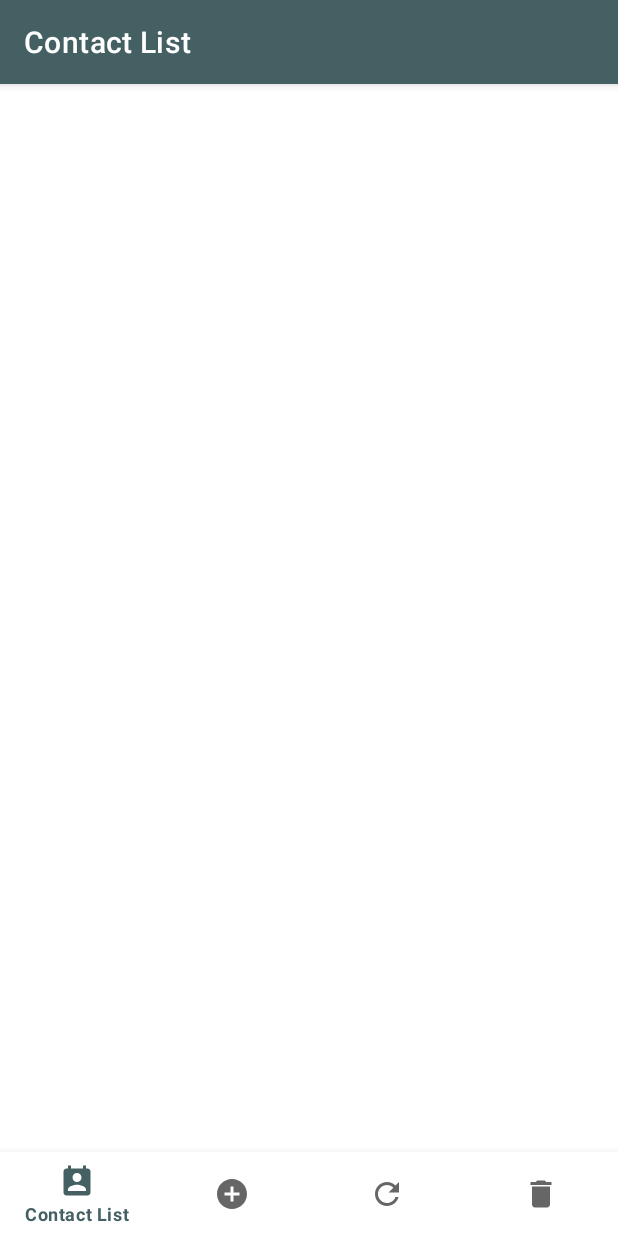
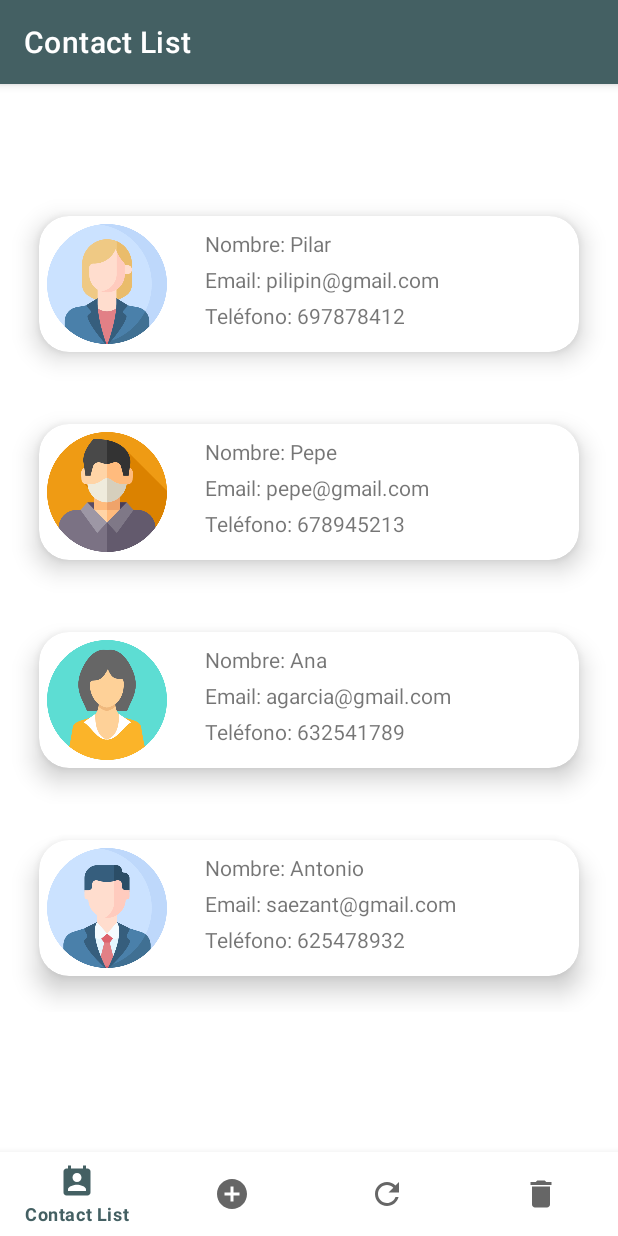
Before and after one commit to Memi1990/Agenda, an Android app: the screen it shows after launch (MainActivity), on a phone screen of 412 x 824 dp. Run offline under Robolectric (Android 15) with nearby library versions, the phone set to English and light mode, and no system bars; our stand-ins replace navigation-ui.

Commit message:
commit recycler view

```diff
--- /dev/null
+++ b/app/src/main/java/com/example/agenda/ContactData.kt
@@ -0,0 +1,9 @@
+package com.example.agenda
+
+data class ContactData(
+    val name:String,
+    val surname:String,
+    val email:String,
+    val phone:String,
+    val picture:Int,
+){}
--- /dev/null
+++ b/app/src/main/java/com/example/agenda/ContactProvider.kt
@@ -0,0 +1,36 @@
+package com.example.agenda
+
+class ContactProvider {
+    companion object{
+        val contactList = listOf<ContactData>(
+            ContactData(
+                "Pilar",
+                "Pina",
+                "pilipin@gmail.com",
+                "697878412",
+                R.drawable.profile2
+            ),
+            ContactData(
+                "Pepe",
+                "González",
+                "pepe@gmail.com",
+                "678945213",
+                R.drawable.man
+            ),
+            ContactData(
+                "Ana",
+                "García",
+                "agarcia@gmail.com",
+                "632541789",
+                R.drawable.girl
+            ),
+            ContactData(
+                "Antonio",
+                "Saez",
+                "saezant@gmail.com",
+                "625478932",
+                R.drawable.profile1
+            )
+        )
+    }
+}
--- /dev/null
+++ b/app/src/main/java/com/example/agenda/adapter/ContactViewHolder.kt
@@ -0,0 +1,17 @@
+package com.example.agenda.adapter
+
+import android.view.View
+import androidx.recyclerview.widget.RecyclerView
+import com.example.agenda.ContactData
+import com.example.agenda.databinding.ActivityMainBinding.bind
+import com.example.agenda.databinding.RecylcerListBinding
+
+class ContactViewHolder (view: View): RecyclerView.ViewHolder(view) {
+    val b = RecylcerListBinding.bind(view)
+    fun render(contactModel: ContactData){
+        b.tvListName.text = "Nombre: "+contactModel.name
+        b.tvListEmail.text = "Email: "+contactModel.email
+        b.tvListPhone.text = "Teléfono: "+contactModel.phone
+        b.ivContact.setImageResource(contactModel.picture)
+    }
+}
--- /dev/null
+++ b/app/src/main/java/com/example/agenda/adapter/CotactAdapter.kt
@@ -0,0 +1,22 @@
+package com.example.agenda.adapter
+
+import android.view.LayoutInflater
+import android.view.ViewGroup
+import androidx.recyclerview.widget.RecyclerView
+import com.example.agenda.ContactData
+import com.example.agenda.ContactProvider.Companion.contactList
+import com.example.agenda.R
+
+class CotactAdapter(private val dogList:List<ContactData>): RecyclerView.Adapter<ContactViewHolder>() {
+    override fun onCreateViewHolder(parent: ViewGroup, viewType: Int): ContactViewHolder{
+        val layoutInflater = LayoutInflater.from(parent.context)
+        return ContactViewHolder(layoutInflater.inflate(R.layout.recylcer_list, parent,false))
+    }
+    override fun onBindViewHolder(holder: ContactViewHolder, position: Int) {
+        val item = contactList[position]
+        holder.render(item)
+    }
+
+    override fun getItemCount(): Int = contactList.size
+
+}
--- a/app/src/main/java/com/example/agenda/ui/list/ListFragment.kt
+++ b/app/src/main/java/com/example/agenda/ui/list/ListFragment.kt
@@ -7,6 +7,10 @@ import android.view.ViewGroup
 import android.widget.TextView
 import androidx.fragment.app.Fragment
 import androidx.lifecycle.ViewModelProvider
+import androidx.recyclerview.widget.DividerItemDecoration
+import androidx.recyclerview.widget.LinearLayoutManager
+import com.example.agenda.ContactProvider
+import com.example.agenda.adapter.CotactAdapter
 import com.example.agenda.databinding.FragmentListBinding
 
 class ListFragment : Fragment() {
@@ -26,13 +30,16 @@ class ListFragment : Fragment() {
             ViewModelProvider(this).get(ListViewModel::class.java)
 
         _binding = FragmentListBinding.inflate(inflater, container, false)
-        val root: View = binding.root
-
-        val textView: TextView = binding.textHome
-        listViewModel.text.observe(viewLifecycleOwner) {
-            textView.text = it
-        }
-        return root
+        initRecyclerView()
+         return binding.root
+    }
+    fun initRecyclerView(){
+        val manager = LinearLayoutManager(context)
+        val decoration = DividerItemDecoration(context, manager.orientation)
+        binding.rvContactList.layoutManager = manager
+//        b.recyclerDog.addItemDecoration(decoration)
+        binding.rvContactList  .layoutManager = LinearLayoutManager(context)
+        binding.rvContactList.adapter = CotactAdapter(ContactProvider.contactList)
     }
 
     override fun onDestroyView() {
--- a/app/src/main/res/layout/fragment_list.xml
+++ b/app/src/main/res/layout/fragment_list.xml
@@ -7,6 +7,7 @@
     tools:context=".ui.list.ListFragment">
 
     <androidx.recyclerview.widget.RecyclerView
+        android:id="@+id/rvContactList"
         android:layout_width="match_parent"
         android:layout_height="match_parent"
         android:layout_marginStart="8dp"
--- a/app/src/main/res/layout/fragment_new.xml
+++ b/app/src/main/res/layout/fragment_new.xml
@@ -34,6 +34,7 @@
         android:layout_centerHorizontal="true"
         android:fontFamily="@font/tenor_sans"
         android:text="@string/add_contact_photo"
+        android:textStyle="bold"
         android:translationY="190dp" />
 
     <EditText
@@ -47,6 +48,7 @@
         android:importantForAutofill="no"
         android:inputType="textPersonName"
         android:minHeight="48dp"
+        android:textStyle="bold"
         android:translationY="240dp" />
 
     <EditText
@@ -60,6 +62,7 @@
         android:importantForAutofill="no"
         android:inputType="textPersonName"
         android:minHeight="48dp"
+        android:textStyle="bold"
         android:translationY="300dp"
         tools:ignore="TextContrastCheck" />
 
@@ -74,6 +77,7 @@
         android:importantForAutofill="no"
         android:inputType="textEmailAddress"
         android:minHeight="48dp"
+        android:textStyle="bold"
         android:translationY="360dp" />
 
     <EditText
@@ -87,6 +91,7 @@
         android:importantForAutofill="no"
         android:inputType="phone"
         android:minHeight="48dp"
+        android:textStyle="bold"
         android:translationY="420dp" />
 
     <Button
@@ -96,5 +101,6 @@
         android:layout_centerHorizontal="true"
         android:fontFamily="@font/tenor_sans"
         android:text="@string/btn_create"
+        android:textStyle="bold"
         android:translationY="520dp" />
 </RelativeLayout>
--- a/app/src/main/res/layout/recylcer_list.xml
+++ b/app/src/main/res/layout/recylcer_list.xml
@@ -1,15 +1,14 @@
 <?xml version="1.0" encoding="utf-8"?>
 <LinearLayout xmlns:android="http://schemas.android.com/apk/res/android"
+    xmlns:app="http://schemas.android.com/apk/res-auto"
     xmlns:tools="http://schemas.android.com/tools"
     android:layout_width="match_parent"
-    android:layout_height="match_parent"
-    xmlns:app="http://schemas.android.com/apk/res-auto">
+    android:layout_height="wrap_content">
 
     <androidx.cardview.widget.CardView
         android:id="@+id/cvList"
         android:layout_width="match_parent"
         android:layout_height="wrap_content"
-        android:layout_margin="10dp"
         app:cardBackgroundColor="@color/white"
         app:cardCornerRadius="20dp"
         app:cardElevation="10dp"
@@ -19,19 +18,20 @@
 
         <LinearLayout
             android:layout_width="match_parent"
-            android:layout_height="match_parent"
+            android:layout_height="wrap_content"
+            android:layout_margin="5dp"
             android:orientation="horizontal">
 
             <ImageView
                 android:id="@+id/ivContact"
-                android:layout_width="wrap_content"
-                android:layout_height="wrap_content"
+                android:layout_width="80dp"
+                android:layout_height="80dp"
                 tools:ignore="ImageContrastCheck"
                 tools:srcCompat="@tools:sample/avatars" />
 
             <LinearLayout
                 android:layout_width="match_parent"
-                android:layout_height="match_parent"
+                android:layout_height="wrap_content"
                 android:orientation="vertical">
 
                 <TextView
@@ -39,9 +39,9 @@
                     android:layout_width="wrap_content"
                     android:layout_height="wrap_content"
                     android:layout_marginStart="25dp"
-                    android:layout_marginTop="10dp"
+                    android:layout_marginTop="3dp"
                     android:layout_marginEnd="5dp"
-                    android:layout_marginBottom="10dp"
+                    android:layout_marginBottom="1dp"
                     android:hint="@string/hint_name"
                     tools:ignore="TextContrastCheck" />
 
@@ -50,9 +50,9 @@
                     android:layout_width="match_parent"
                     android:layout_height="wrap_content"
                     android:layout_marginStart="25dp"
-                    android:layout_marginTop="10dp"
+                    android:layout_marginTop="3dp"
                     android:layout_marginEnd="5dp"
-                    android:layout_marginBottom="10dp"
+                    android:layout_marginBottom="1dp"
                     android:hint="@string/hint_mail"
                     tools:ignore="TextContrastCheck" />
 
@@ -61,9 +61,9 @@
                     android:layout_width="match_parent"
                     android:layout_height="wrap_content"
                     android:layout_marginStart="25dp"
-                    android:layout_marginTop="10dp"
+                    android:layout_marginTop="3dp"
                     android:layout_marginEnd="5dp"
-                    android:layout_marginBottom="10dp"
+                    android:layout_marginBottom="1dp"
                     android:hint="@string/hint_phone"
                     tools:ignore="TextContrastCheck" />
             </LinearLayout>
```
Also changed, not shown: app/src/main/java/com/example/agenda/SQLhelper.kt (added, +25 -0 lines), app/src/main/java/com/example/agenda/ui/newcontact/NewFragment.kt (+1 -7 lines), app/src/main/java/com/example/agenda/ui/update/UpdateFragment.kt (+1 -7 lines), app/src/main/res/drawable/girl.png (added), app/src/main/res/drawable/man.png (added), app/src/main/res/drawable/profile1.png (added), app/src/main/res/drawable/profile2.png (added).
